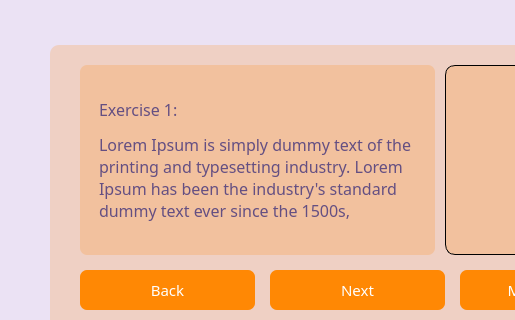
Old version of the form static/exercises.ui in the repository lakshmivishal9496/Soft-Health; both pictures show x 150 to 665 and y 275 to 595 of the 1175 by 768 pixel window.
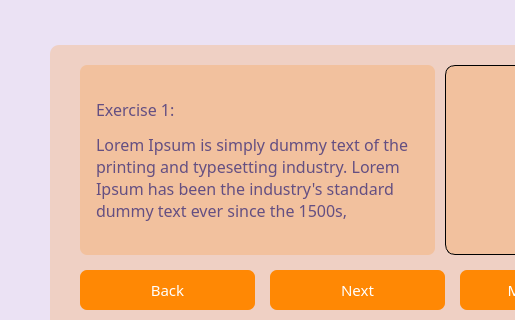
New version of the form. Icons and pictures are not drawn.

The edit to the form file:
```diff
--- a/static/exercises.ui
+++ b/static/exercises.ui
@@ -177,7 +177,7 @@
     <property name="font">
      <font>
       <family>Sura</family>
-      <pointsize>1</pointsize>
+      <pointsize>-1</pointsize>
       <weight>50</weight>
       <bold>false</bold>
      </font>
@@ -208,6 +208,9 @@
     <property name="margin">
      <number>15</number>
     </property>
+    <property name="indent">
+     <number>1</number>
+    </property>
    </widget>
   </widget>
   <widget class="QLabel" name="label">
```
Left out of the diff: 8 changed lines with no effect on the pictures.
